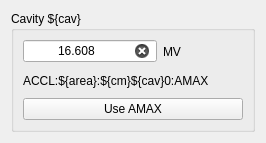
Qt form gui/cavAmp.ui (ssoham/Q0Measurement) before a commit.
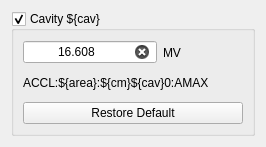
The same form after that commit.

Commit message: initial UI setup relatively solid. Still need to connect to backend

```diff
--- a/gui/cavAmp.ui
+++ b/gui/cavAmp.ui
@@ -7,7 +7,7 @@
     <x>0</x>
     <y>0</y>
     <width>266</width>
-    <height>143</height>
+    <height>147</height>
    </rect>
   </property>
   <property name="windowTitle">
@@ -15,10 +15,13 @@
   </property>
   <layout class="QGridLayout" name="gridLayout">
    <item row="0" column="0">
-    <widget class="QGroupBox" name="groupBox">
+    <widget class="QGroupBox" name="cavityGroupbox">
      <property name="title">
       <string>Cavity ${cav}</string>
      </property>
+     <property name="checkable">
+      <bool>true</bool>
+     </property>
      <layout class="QVBoxLayout" name="verticalLayout">
       <item>
        <layout class="QHBoxLayout" name="horizontalLayout_5">
@@ -68,12 +71,15 @@
         <property name="text">
          <string>ACCL:${area}:${cm}${cav}0:AMAX</string>
         </property>
+        <property name="textInteractionFlags">
+         <set>Qt::LinksAccessibleByMouse|Qt::TextSelectableByMouse</set>
+        </property>
        </widget>
       </item>
       <item>
-       <widget class="QPushButton" name="buttonUseAMAX">
+       <widget class="QPushButton" name="restoreDefaultButton">
         <property name="text">
-         <string>Use AMAX</string>
+         <string>Restore Default</string>
         </property>
        </widget>
       </item>
```
The commit also changes 4 other files.
